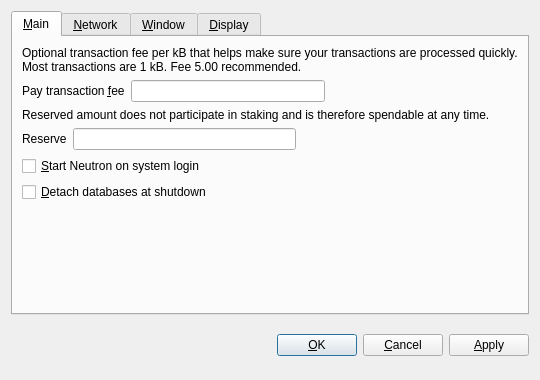
This is src/qt/forms/optionsdialog.ui in Charitas-Developer/Charitas as Qt 5 draws it before an edit. The edited form follows.
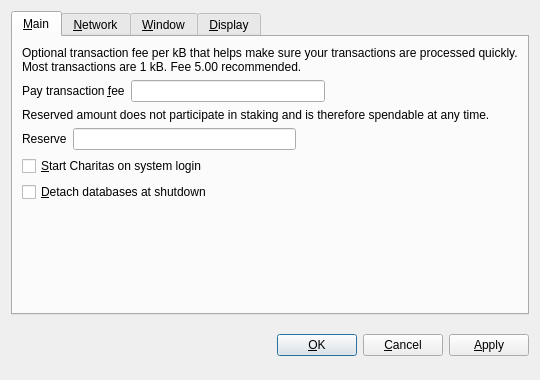
This is the edited form. The open tabs and pages were chosen to show the change. Custom widgets are drawn as their Qt base class.

Commit message: [Chain] Update Name Instances to Charitas

The edit to the form file:
```diff
--- a/src/qt/forms/optionsdialog.ui
+++ b/src/qt/forms/optionsdialog.ui
@@ -128,7 +128,7 @@
           <string>Automatically start Neutron after logging in to the system.</string>
          </property>
          <property name="text">
-          <string>&amp;Start Neutron on system login</string>
+          <string>&amp;Start Charitas on system login</string>
          </property>
         </widget>
        </item>
```
Left out of the diff: 10 changed lines with no effect on the pictures. The commit also changes 138 other files.
